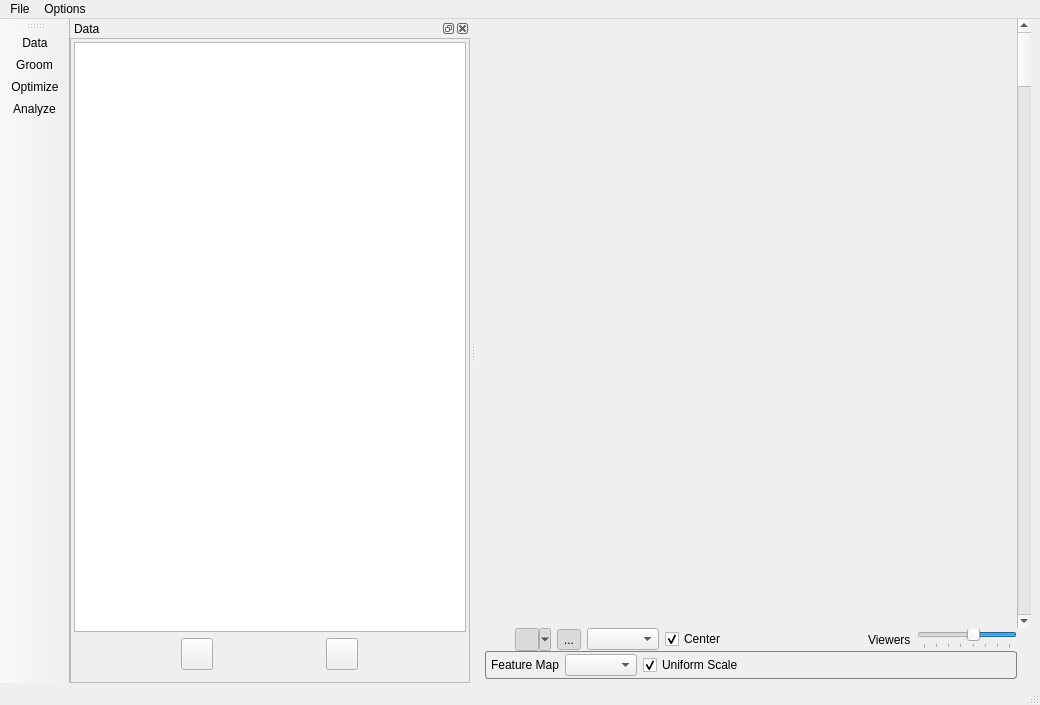
This is Studio/src/Application/Visualization/ShapeWorksStudioApp.ui in SCIInstitute/ShapeWorks as Qt 5 draws it before an edit. The edited form follows.
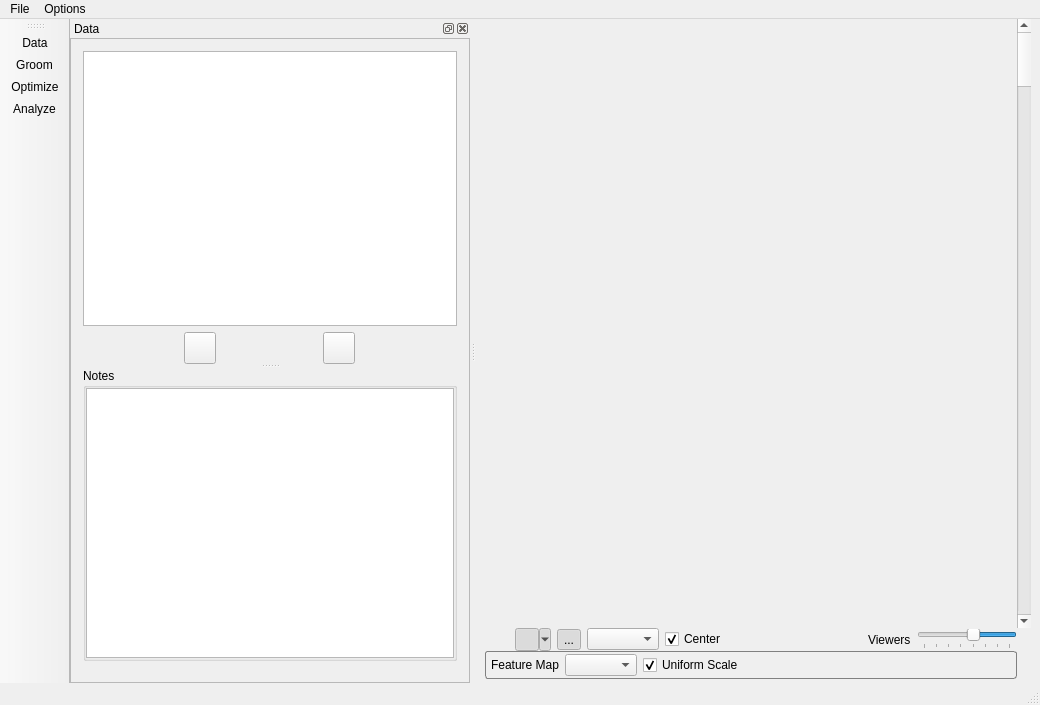
This is the edited form. Icons and pictures are not drawn. Custom widgets are drawn as their Qt base class.

Commit message: Add notes area, stored in project.

Patch:
```diff
--- a/Studio/src/Application/Visualization/ShapeWorksStudioApp.ui
+++ b/Studio/src/Application/Visualization/ShapeWorksStudioApp.ui
@@ -457,6 +457,40 @@
               <number>12</number>
              </property>
              <item>
+              <widget class="QWidget" name="widget_3" native="true">
+               <property name="minimumSize">
+                <size>
+                 <width>0</width>
+                 <height>200</height>
+                </size>
+               </property>
+               <layout class="QVBoxLayout" name="verticalLayout_4">
+                <item>
+                 <widget class="QSplitter" name="data_splitter">
+                  <property name="orientation">
+                   <enum>Qt::Vertical</enum>
+                  </property>
+                  <widget class="QWidget" name="widget_2" native="true">
+                   <property name="minimumSize">
+                    <size>
+                     <width>0</width>
+                     <height>200</height>
+                    </size>
+                   </property>
+                   <layout class="QVBoxLayout" name="verticalLayout_3">
+                    <property name="leftMargin">
+                     <number>0</number>
+                    </property>
+                    <property name="topMargin">
+                     <number>0</number>
+                    </property>
+                    <property name="rightMargin">
+                     <number>0</number>
+                    </property>
+                    <property name="bottomMargin">
+                     <number>0</number>
+                    </property>
+                    <item>
               <widget class="QTableWidget" name="table"/>
              </item>
              <item>
@@ -523,6 +557,61 @@
              </item>
             </layout>
            </widget>
+                  <widget class="QWidget" name="widget_4" native="true">
+                   <layout class="QGridLayout" name="gridLayout_5">
+                    <property name="leftMargin">
+                     <number>0</number>
+                    </property>
+                    <property name="topMargin">
+                     <number>0</number>
+                    </property>
+                    <property name="rightMargin">
+                     <number>0</number>
+                    </property>
+                    <property name="bottomMargin">
+                     <number>0</number>
+                    </property>
+                    <item row="0" column="0">
+                     <widget class="QGroupBox" name="notes_groupbox">
+                      <property name="title">
+                       <string>Notes</string>
+                      </property>
+                      <layout class="QGridLayout" name="gridLayout_6">
+                       <property name="leftMargin">
+                        <number>0</number>
+                       </property>
+                       <property name="topMargin">
+                        <number>0</number>
+                       </property>
+                       <property name="rightMargin">
+                        <number>0</number>
+                       </property>
+                       <property name="bottomMargin">
+                        <number>0</number>
+                       </property>
+                       <item row="0" column="0">
+                        <widget class="QTextEdit" name="notes">
+                         <property name="html">
+                          <string>&lt;!DOCTYPE HTML PUBLIC &quot;-//W3C//DTD HTML 4.0//EN&quot; &quot;http://www.w3.org/TR/REC-html40/strict.dtd&quot;&gt;
+&lt;html&gt;&lt;head&gt;&lt;meta name=&quot;qrichtext&quot; content=&quot;1&quot; /&gt;&lt;style type=&quot;text/css&quot;&gt;
+p, li { white-space: pre-wrap; }
+&lt;/style&gt;&lt;/head&gt;&lt;body style=&quot; font-family:'.AppleSystemUIFont'; font-size:13pt; font-weight:400; font-style:normal;&quot;&gt;
+&lt;p style=&quot;-qt-paragraph-type:empty; margin-top:0px; margin-bottom:0px; margin-left:0px; margin-right:0px; -qt-block-indent:0; text-indent:0px;&quot;&gt;&lt;br /&gt;&lt;/p&gt;&lt;/body&gt;&lt;/html&gt;</string>
+                         </property>
+                        </widget>
+                       </item>
+                      </layout>
+                     </widget>
+                    </item>
+                   </layout>
+                  </widget>
+                 </widget>
+                </item>
+               </layout>
+              </widget>
+             </item>
+            </layout>
+           </widget>
           </widget>
          </item>
         </layout>
```
Left out of the diff: 3 changed lines with no effect on the pictures. Lines whose indentation alone changed are shown as unchanged. The commit also changes 1 other file.
